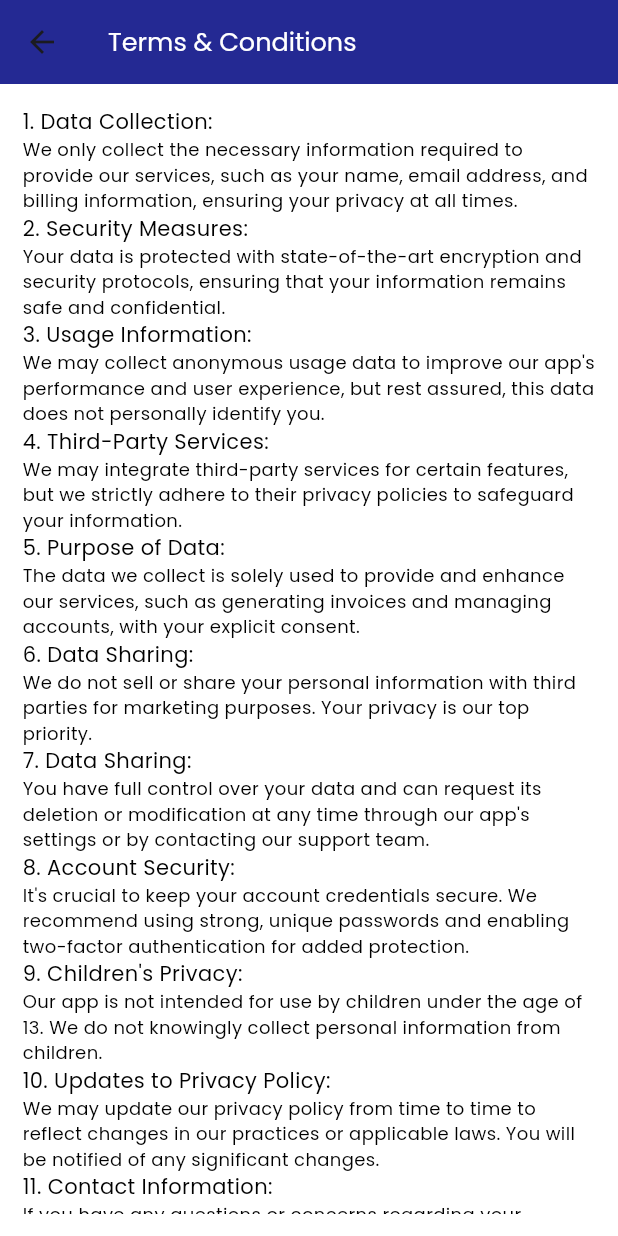
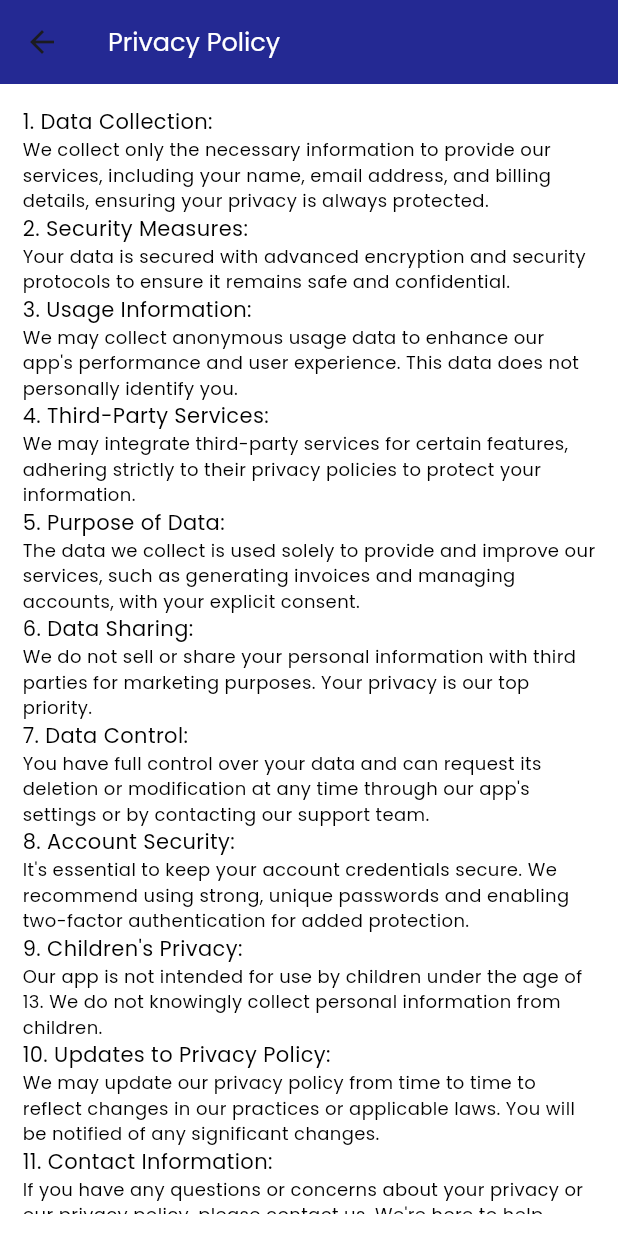
Before and after one commit to Abraheem475/easyinvoice, a Flutter app: the SettingScreen screen opened directly, after a tap on "Privacy Policy", on a phone screen of 412 x 824 dp. Run offline on Flutter 3.47's test engine with Material 3 defaults, Android fonts, the phone set to English and light mode, and no system bars; our stand-ins replace dotted_border, get, google_fonts, image_picker, pdf, permission_handler and 3 more.

Commit message:
All Code of Invoice Maker App by Abraheem Flutter Developer

```diff
--- a/lib/all_screens/create_invoice/preview_invoice.dart
+++ b/lib/all_screens/create_invoice/preview_invoice.dart
@@ -46,7 +46,7 @@ class PreviewInvoice extends StatelessWidget {
           mainAxisAlignment: MainAxisAlignment.center,
           children: [
             Center(
-                child: Image.asset(ImagePath.splashLogo,
+                child: Image.asset(ImagePath.readyInvoice,
                   height: 300.0,width: 300.0,fit: BoxFit.contain,)),
             const SizedBox(height: 30.0,),
             Center(
--- a/lib/all_screens/onboarding_screen/onboarding_page_class/onboarding_page_class.dart
+++ b/lib/all_screens/onboarding_screen/onboarding_page_class/onboarding_page_class.dart
@@ -31,8 +31,9 @@ class OnBoardingSlide extends StatelessWidget {
             child:
               TextClass().textClass(fontSize: 16.0, text: textOne,fontWeight: FontWeight.bold,textColor: blackColor),
           ),
-          const SizedBox(height: 15.0,),
-          TextClass().textClass(text: textTwo, textColor: blackColor, fontSize: 13.0,),
+          const SizedBox(height: 16.0,),
+          TextClass().textClass(text: textTwo, textColor: blackColor, fontSize: 12.0,textAlign: TextAlign.center),
+          const SizedBox(height: 20.0,),
           SizedBox(
             child: isButton
                 ? NextButton().nextButton(
--- a/lib/all_screens/onboarding_screen/onboarding_screen_code/onboarding_screen_code.dart
+++ b/lib/all_screens/onboarding_screen/onboarding_screen_code/onboarding_screen_code.dart
@@ -29,7 +29,7 @@ class OnBoardingScreen extends StatelessWidget {
           OnBoardingSlide(
             image: ImagePath.onboardingScreenTwo,
             textOne: "Streamlined Receipt Creation Made Fast and Simple!",
-            textTwo: "Cut down on time and tension, Produce endless invoices effortlessly \n with Easy Invoice Maker.", isButton: false,
+            textTwo: "Cut down on time and tension, Produce endless invoices effortlessly with Easy Invoice Maker.", isButton: false,
           ),
           OnBoardingSlide(
             image: ImagePath.onboardingScreenThree,
--- a/lib/all_screens/privacy_policy_screen/privacy_policy_screen.dart
+++ b/lib/all_screens/privacy_policy_screen/privacy_policy_screen.dart
@@ -4,54 +4,154 @@ import 'package:easyinvoice/utils/text_class/text_class.dart';
 import 'package:flutter/material.dart';
 import 'package:get/get.dart';
 
-
-class PrivacyPolicy{
-  Widget privacyPolicy(){
+class PrivacyPolicy {
+  Widget privacyPolicy() {
     return Scaffold(
       backgroundColor: whiteColor,
-      appBar: AppBarCustom().appBarCustom(onPress1: (){Get.back();}, text: "Terms & Conditions", titleColor: whiteColor, backgroundColor: appColor, useLeadingIcon: true),
-      body:  Padding(
-        padding: const EdgeInsets.symmetric(horizontal: 15.0,vertical: 15.0),
+      appBar: AppBarCustom().appBarCustom(
+        onPress1: () { Get.back(); },
+        text: "Privacy Policy",
+        titleColor: whiteColor,
+        backgroundColor: appColor,
+        useLeadingIcon: true,
+      ),
+      body: Padding(
+        padding: const EdgeInsets.symmetric(horizontal: 15.0, vertical: 15.0),
         child: SingleChildScrollView(
           child: Column(
             crossAxisAlignment: CrossAxisAlignment.start,
             children: [
-              TextClass().textClass(text: "1. Data Collection:",fontSize: 14.0,textColor: blackColor,),
-              TextClass().textClass(text: "We only collect the necessary information required to provide our services, such as your name, email address, and billing information, ensuring your privacy at all times.", fontSize: 12.0,textColor: blackColor),
+              TextClass().textClass(
+                text: "1. Data Collection:",
+                fontSize: 14.0,
+                textColor: blackColor,
+              ),
+              TextClass().textClass(
+                text: "We collect only the necessary information to provide our services, including your name, email address, and billing details, ensuring your privacy is always protected.",
+                fontSize: 12.0,
+                textColor: blackColor,
+              ),
 
-              TextClass().textClass(text: "2. Security Measures:",fontSize:  14.0, textColor: blackColor,),
-              TextClass().textClass(text: "Your data is protected with state-of-the-art encryption and security protocols, ensuring that your information remains safe and confidential.",fontSize:  12.0,textColor: blackColor),
+              TextClass().textClass(
+                text: "2. Security Measures:",
+                fontSize: 14.0,
+                textColor: blackColor,
+              ),
+              TextClass().textClass(
+                text: "Your data is secured with advanced encryption and security protocols to ensure it remains safe and confidential.",
+                fontSize: 12.0,
+                textColor: blackColor,
+              ),
 
-              TextClass().textClass(text: "3. Usage Information:",fontSize:  14.0, textColor: blackColor,),
-              TextClass().textClass(text: "We may collect anonymous usage data to improve our app's performance and user experience, but rest assured, this data does not personally identify you.",fontSize:  12.0,textColor: blackColor),
+              TextClass().textClass(
+                text: "3. Usage Information:",
+                fontSize: 14.0,
+                textColor: blackColor,
+              ),
+              TextClass().textClass(
+                text: "We may collect anonymous usage data to enhance our app's performance and user experience. This data does not personally identify you.",
+                fontSize: 12.0,
+                textColor: blackColor,
+              ),
 
-              TextClass().textClass(text: "4. Third-Party Services:",fontSize:   14.0, textColor: blackColor,),
-              TextClass().textClass(text: "We may integrate third-party services for certain features, but we strictly adhere to their privacy policies to safeguard your information.",fontSize:  12.0,textColor: blackColor),
+              TextClass().textClass(
+                text: "4. Third-Party Services:",
+                fontSize: 14.0,
+                textColor: blackColor,
+              ),
+              TextClass().textClass(
+                text: "We may integrate third-party services for certain features, adhering strictly to their privacy policies to protect your information.",
+                fontSize: 12.0,
+                textColor: blackColor,
+              ),
 
-              TextClass().textClass(text: "5. Purpose of Data:", fontSize:  14.0,textColor:  Colors.black),
-              TextClass().textClass(text: "The data we collect is solely used to provide and enhance our services, such as generating invoices and managing accounts, with your explicit consent.",fontSize:  12.0,textColor: blackColor),
+              TextClass().textClass(
+                text: "5. Purpose of Data:",
+                fontSize: 14.0,
+                textColor: Colors.black,
+              ),
+              TextClass().textClass(
+                text: "The data we collect is used solely to provide and improve our services, such as generating invoices and managing accounts, with your explicit consent.",
+                fontSize: 12.0,
+                textColor: blackColor,
+              ),
 
-              TextClass().textClass(text: "6. Data Sharing:",fontSize:  14.0,textColor: blackColor,),
-              TextClass().textClass(text: "We do not sell or share your personal information with third parties for marketing purposes. Your privacy is our top priority.",fontSize:  12.0,textColor: blackColor),
+              TextClass().textClass(
+                text: "6. Data Sharing:",
+                fontSize: 14.0,
+                textColor: blackColor,
+              ),
+              TextClass().textClass(
+                text: "We do not sell or share your personal information with third parties for marketing purposes. Your privacy is our top priority.",
+                fontSize: 12.0,
+                textColor: blackColor,
+              ),
 
-              TextClass().textClass(text: "7. Data Sharing:",fontSize:  14.0,textColor: blackColor,),
-              TextClass().textClass(text: "You have full control over your data and can request its deletion or modification at any time through our app's settings or by contacting our support team.",fontSize:  12.0,textColor: blackColor),
+              TextClass().textClass(
+                text: "7. Data Control:",
+                fontSize: 14.0,
+                textColor: blackColor,
+              ),
+              TextClass().textClass(
+                text: "You have full control over your data and can request its deletion or modification at any time through our app's settings or by contacting our support team.",
+                fontSize: 12.0,
+                textColor: blackColor,
+              ),
 
-              TextClass().textClass(text: "8. Account Security:",fontSize:  14.0, textColor: blackColor, ),
-              TextClass().textClass(text: "It's crucial to keep your account credentials secure. We recommend using strong, unique passwords and enabling two-factor authentication for added protection.",fontSize: 12.0,textColor: blackColor),
+              TextClass().textClass(
+                text: "8. Account Security:",
+                fontSize: 14.0,
+                textColor: blackColor,
+              ),
+              TextClass().textClass(
+                text: "It's essential to keep your account credentials secure. We recommend using strong, unique passwords and enabling two-factor authentication for added protection.",
+                fontSize: 12.0,
+                textColor: blackColor,
+              ),
 
-              TextClass().textClass(text: "9. Children's Privacy:", fontSize:  14.0,textColor: blackColor),
-              TextClass().textClass(text: "Our app is not intended for use by children under the age of 13. We do not knowingly collect personal information from children. ", fontSize: 12.0,textColor: blackColor),
+              TextClass().textClass(
+                text: "9. Children's Privacy:",
+                fontSize: 14.0,
+                textColor: blackColor,
+              ),
+              TextClass().textClass(
+                text: "Our app is not intended for use by children under the age of 13. We do not knowingly collect personal information from children.",
+                fontSize: 12.0,
+                textColor: blackColor,
+              ),
 
+              TextClass().textClass(
+                text: "10. Updates to Privacy Policy:",
+                fontSize: 14.0,
+                textColor: blackColor,
+              ),
+              TextClass().textClass(
+                text: "We may update our privacy policy from time to time to reflect changes in our practices or applicable laws. You will be notified of any significant changes.",
+                fontSize: 12.0,
+                textColor: blackColor,
+              ),
 
-              TextClass().textClass(text: "10. Updates to Privacy Policy:", fontSize:  14.0,textColor: blackColor,),
-              TextClass().textClass(text: "We may update our privacy policy from time to time to reflect changes in our practices or applicable laws. You will be notified of any significant changes.", fontSize:  12.0,textColor: blackColor),
+              TextClass().textClass(
+                text: "11. Contact Information:",
+                fontSize: 14.0,
+                textColor: blackColor,
+              ),
+              TextClass().textClass(
+                text: "If you have any questions or concerns about your privacy or our privacy policy, please contact us. We're here to help.",
+                fontSize: 12.0,
+                textColor: blackColor,
+              ),
 
-              TextClass().textClass(text: "11. Contact Information:",fontSize:  14.0,textColor: blackColor,),
-              TextClass().textClass(text: "If you have any questions or concerns regarding your privacy or our privacy policy, please don't hesitate to contact us. We're here to help.", fontSize:  12.0,textColor: blackColor),
-
-              TextClass().textClass(text: "12. Consent:",textColor: blackColor,fontSize:  14.0,),
-              TextClass().textClass(text: "By using our Invoice Maker app, you consent to the collection and use of your information as outlined in this privacy policy. Your trust is our greatest reward.", fontSize:  12.0,textColor: blackColor),
+              TextClass().textClass(
+                text: "12. Consent:",
+                textColor: blackColor,
+                fontSize: 14.0,
+              ),
+              TextClass().textClass(
+                text: "By using our Invoice Maker app, you consent to the collection and use of your information as outlined in this privacy policy. Your trust is our greatest reward.",
+                fontSize: 12.0,
+                textColor: blackColor,
+              ),
             ],
           ),
         ),
--- a/lib/all_screens/splash_screen/splash_screen.dart
+++ b/lib/all_screens/splash_screen/splash_screen.dart
@@ -24,8 +24,8 @@ class SplashScreen extends StatelessWidget {
           Center(
             child: Container(
                 padding: const EdgeInsets.all(10.0),
-                width: 200.0,
-                height: 200.0,
+                width: 250.0,
+                height: 250.0,
                 decoration: const BoxDecoration(
                   shape: BoxShape.circle,
                 ),
--- a/lib/utils/images_path/images_path.dart
+++ b/lib/utils/images_path/images_path.dart
@@ -1,9 +1,10 @@
 class ImagePath {
   static String onboardingScreenOne = 'assets/images/bg 1.webp';
-  static String splashLogo = 'assets/images/Invoice Logo.webp';
+  static String splashLogo = 'assets/images/Invoice Logo 2.webp';
   static String onboardingScreenTwo = 'assets/images/bg 2.webp';
   static String onboardingScreenThree = 'assets/images/bg 3.webp';
   static String phoneIcon = 'assets/images/phone-call.webp';
   static String gpsIcon = 'assets/images/gps.webp';
   static String mailIcon = 'assets/images/email.webp';
+  static String readyInvoice = 'assets/images/bg4.webp';
 }
--- a/lib/utils/page_moving_classes/page_moving_skip_button.dart
+++ b/lib/utils/page_moving_classes/page_moving_skip_button.dart
@@ -7,10 +7,10 @@ import 'package:get/get.dart';
 class PageMovingSkipButton {
   Widget pageMovingSkipButton() {
     return Positioned(
-        top: 15,
-        right: 15,
+        top: 25,
+        right: 18,
         child: TextButtonCustom().textButtonCustom(
-            onPress: () {Get.offAll(NavBarBottomScreen());},
+            onPress: () {Get.offAll(const NavBarBottomScreen());},
             fontWeight: FontWeight.bold,
             fontSize: 15.0,
           text: "Skip",textColor: appColor,));
--- a/lib/utils/page_moving_classes/page_moving_slider.dart
+++ b/lib/utils/page_moving_classes/page_moving_slider.dart
@@ -10,7 +10,7 @@ class PageMovingSlider extends StatelessWidget {
   Widget build(BuildContext context) {
     final pageController = PageMovingController.instance;
     return Padding(
-      padding: const EdgeInsets.only(bottom: 35.0),
+      padding: const EdgeInsets.only(bottom: 30.0),
       child: SmoothPageIndicator(
         controller: pageController.pageController,
         count: 3,
```
Also changed, not shown: assets/images/Invoice Logo 2.webp (added), assets/images/Invoice Logo.webp (deleted), assets/images/bg4.webp (added), pubspec.lock, 5 other files.
